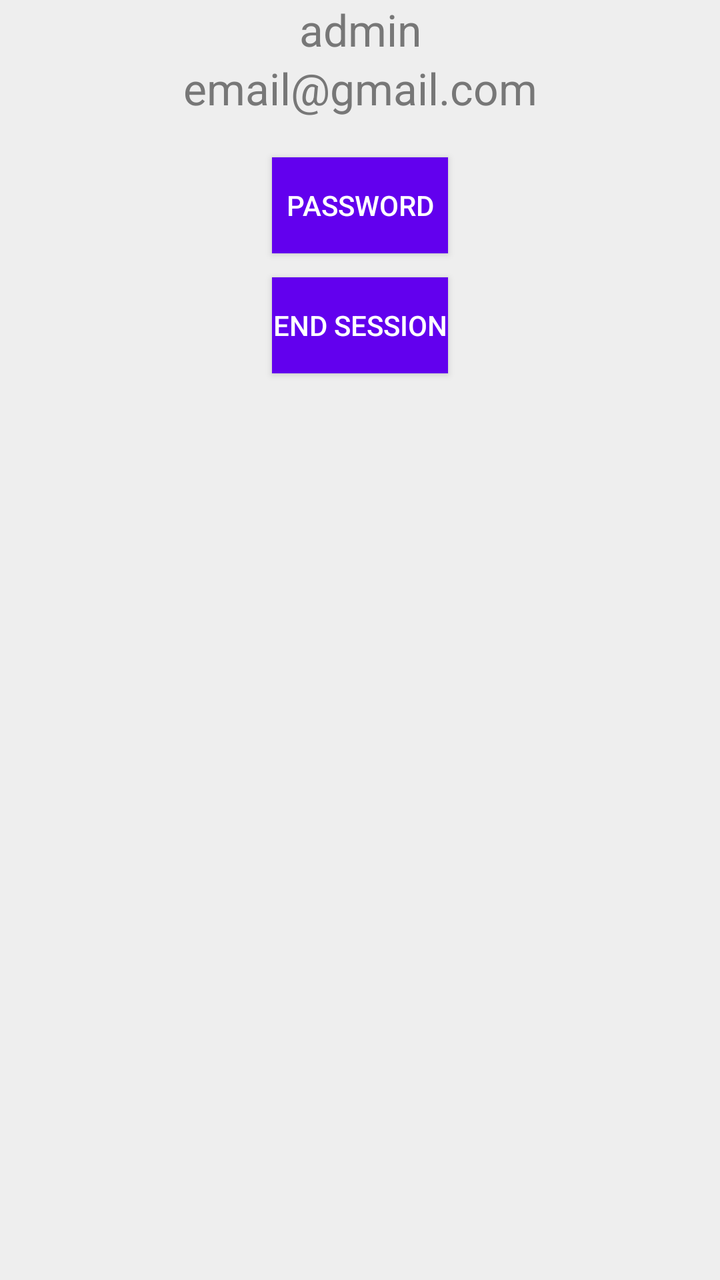
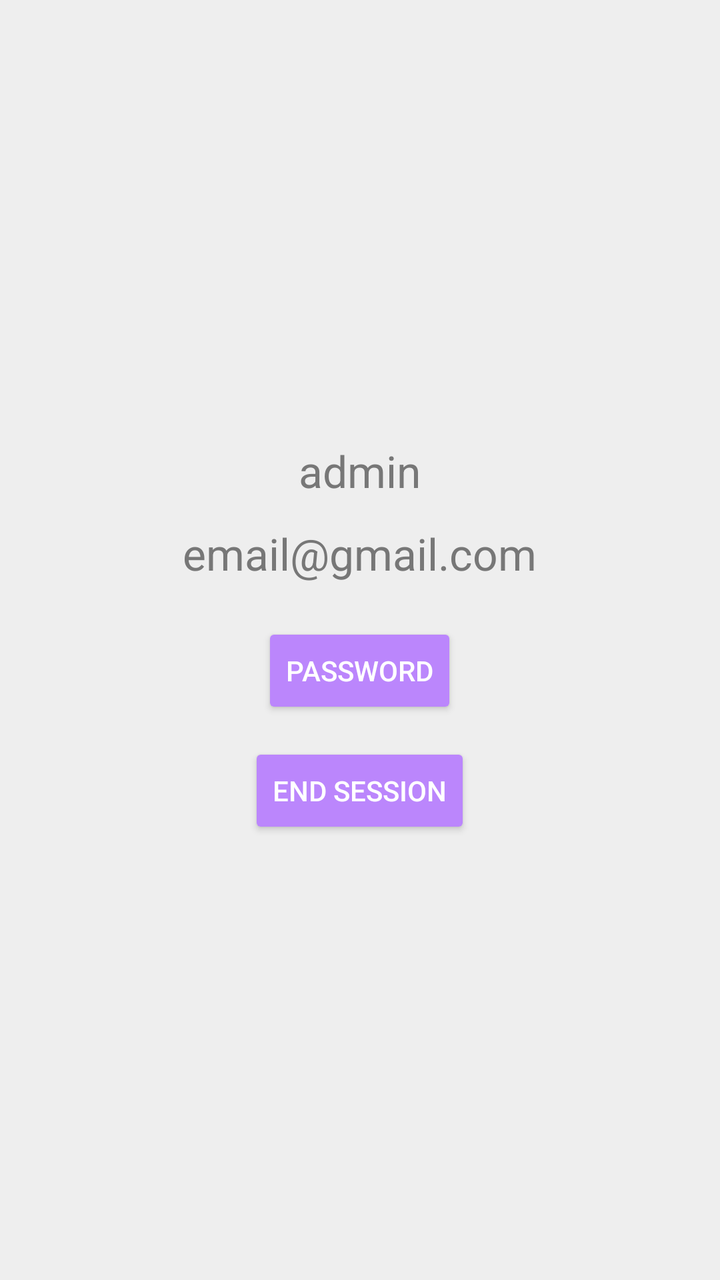

Screens rendered from an Android XML layout before and after an edit, with the pre-edit source and the edit as a unified diff.
<!-- AndroidManifest.xml: application theme Theme.EventsApp -->
<!-- res/layout/activity_profile.xml -->
<?xml version="1.0" encoding="utf-8"?>
<android.support.constraint.ConstraintLayout xmlns:android="http://schemas.android.com/apk/res/android"
    xmlns:app="http://schemas.android.com/apk/res-auto"
    android:layout_width="match_parent"
    android:layout_height="match_parent"
    android:background="#EEEEEE">

    <TextView
        android:id="@+id/tvProfileUsername"
        android:layout_width="wrap_content"
        android:layout_height="wrap_content"
        android:text="admin"
        android:textColor="#777777"
        android:textSize="22sp"
        app:layout_constraintTop_toTopOf="parent"
        app:layout_constraintBottom_toTopOf="@id/tvProfileEmail"
        app:layout_constraintStart_toStartOf="parent"
        app:layout_constraintEnd_toEndOf="parent" />

    <TextView
        android:id="@+id/tvProfileEmail"
        android:layout_width="wrap_content"
        android:layout_height="wrap_content"
        android:text="email@gmail.com"
        android:textColor="#777777"
        android:textSize="22sp"
        app:layout_constraintTop_toBottomOf="@id/tvProfileUsername"
        app:layout_constraintBottom_toTopOf="@id/btnPassword"
        app:layout_constraintStart_toStartOf="parent"
        app:layout_constraintEnd_toEndOf="parent" />

    <Button
        android:id="@+id/btnPassword"
        android:layout_width="wrap_content"
        android:layout_height="wrap_content"
        android:text="PASSWORD"
        android:background="#6200EE"
        android:textColor="#FFFFFF"
        app:layout_constraintTop_toBottomOf="@id/tvProfileEmail"
        app:layout_constraintStart_toStartOf="parent"
        app:layout_constraintEnd_toEndOf="parent"
        android:layout_marginTop="20dp" />

    <Button
        android:id="@+id/btnEndSession"
        android:layout_width="wrap_content"
        android:layout_height="wrap_content"
        android:text="END SESSION"
        android:background="#6200EE"
        android:textColor="#FFFFFF"
        app:layout_constraintTop_toBottomOf="@id/btnPassword"
        app:layout_constraintStart_toStartOf="parent"
        app:layout_constraintEnd_toEndOf="parent"
        android:layout_marginTop="12dp" />

</android.support.constraint.ConstraintLayout>
<!-- resources referenced by this layout -->
<resources>
  <style name="Theme.EventsApp" parent="Theme.AppCompat.Light.DarkActionBar">
          
          <item name="colorPrimary">@color/purple_500</item>
          <item name="colorPrimaryDark">@color/purple_700</item>
          <item name="colorAccent">@color/teal_200</item>
          
      </style>
  <color name="purple_500">#FF6200EE</color>
  <color name="purple_700">#FF3700B3</color>
  <color name="teal_200">#FF03DAC5</color>
</resources>

<!-- the commit's change to res/layout/activity_profile.xml (unified diff, before → after) -->
@@ -1,56 +1,53 @@
 <?xml version="1.0" encoding="utf-8"?>
-<android.support.constraint.ConstraintLayout xmlns:android="http://schemas.android.com/apk/res/android"
-    xmlns:app="http://schemas.android.com/apk/res-auto"
+<LinearLayout xmlns:android="http://schemas.android.com/apk/res/android"
     android:layout_width="match_parent"
     android:layout_height="match_parent"
-    android:background="#EEEEEE">
+    android:orientation="vertical"
+    android:background="@color/light_gray"
+    android:gravity="center">
 
     <TextView
         android:id="@+id/tvProfileUsername"
         android:layout_width="wrap_content"
         android:layout_height="wrap_content"
-        android:text="admin"
-        android:textColor="#777777"
-        android:textSize="22sp"
-        app:layout_constraintTop_toTopOf="parent"
-        app:layout_constraintBottom_toTopOf="@id/tvProfileEmail"
-        app:layout_constraintStart_toStartOf="parent"
-        app:layout_constraintEnd_toEndOf="parent" />
+        android:text="@string/default_username"
+        android:textColor="@color/gray_text"
+        android:textSize="22sp" />
+
+    <Space
+        android:layout_width="match_parent"
+        android:layout_height="12dp" />
 
     <TextView
         android:id="@+id/tvProfileEmail"
         android:layout_width="wrap_content"
         android:layout_height="wrap_content"
-        android:text="email@gmail.com"
-        android:textColor="#777777"
-        android:textSize="22sp"
-        app:layout_constraintTop_toBottomOf="@id/tvProfileUsername"
-        app:layout_constraintBottom_toTopOf="@id/btnPassword"
-        app:layout_constraintStart_toStartOf="parent"
-        app:layout_constraintEnd_toEndOf="parent" />
+        android:text="@string/default_email"
+        android:textColor="@color/gray_text"
+        android:textSize="22sp" />
+
+    <Space
+        android:layout_width="match_parent"
+        android:layout_height="20dp" />
 
     <Button
         android:id="@+id/btnPassword"
         android:layout_width="wrap_content"
         android:layout_height="wrap_content"
-        android:text="PASSWORD"
-        android:background="#6200EE"
-        android:textColor="#FFFFFF"
-        app:layout_constraintTop_toBottomOf="@id/tvProfileEmail"
-        app:layout_constraintStart_toStartOf="parent"
-        app:layout_constraintEnd_toEndOf="parent"
-        android:layout_marginTop="20dp" />
+        android:text="@string/password_upper"
+        android:backgroundTint="@color/purple_200"
+        android:textColor="@color/white" />
+
+    <Space
+        android:layout_width="match_parent"
+        android:layout_height="12dp" />
 
     <Button
         android:id="@+id/btnEndSession"
         android:layout_width="wrap_content"
         android:layout_height="wrap_content"
-        android:text="END SESSION"
-        android:background="#6200EE"
-        android:textColor="#FFFFFF"
-        app:layout_constraintTop_toBottomOf="@id/btnPassword"
-        app:layout_constraintStart_toStartOf="parent"
-        app:layout_constraintEnd_toEndOf="parent"
-        android:layout_marginTop="12dp" />
+        android:text="@string/end_session_upper"
+        android:backgroundTint="@color/purple_200"
+        android:textColor="@color/white" />
 
-</android.support.constraint.ConstraintLayout>
+</LinearLayout>
<!-- resource entries referenced after the edit -->
@@ -1,5 +1,13 @@
 <!-- resources referenced by this layout -->
 <resources>
+  <color name="gray_text">#777777</color>
+  <color name="light_gray">#EEEEEE</color>
+  <color name="purple_200">#FFBB86FC</color>
+  <color name="white">#FFFFFF</color>
+  <string name="default_email">email@gmail.com</string>
+  <string name="default_username">admin</string>
+  <string name="end_session_upper">END SESSION</string>
+  <string name="password_upper">PASSWORD</string>
   <style name="Theme.EventsApp" parent="Theme.AppCompat.Light.DarkActionBar">
           
           <item name="colorPrimary">@color/purple_500</item>
